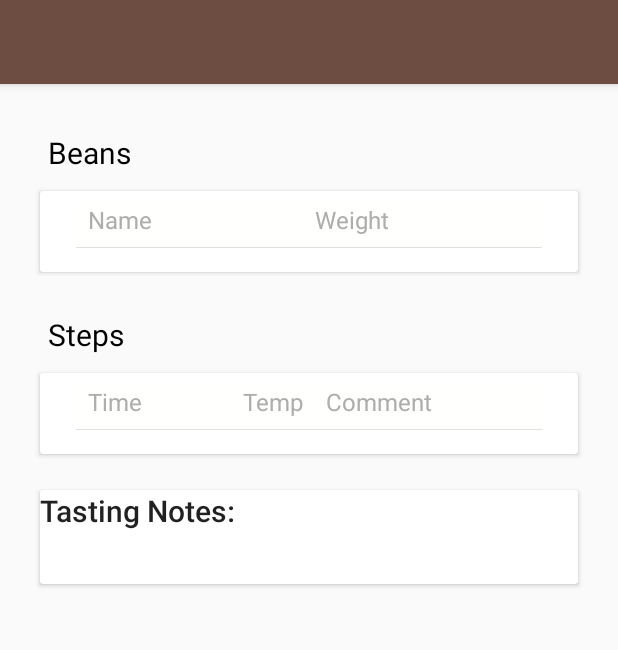
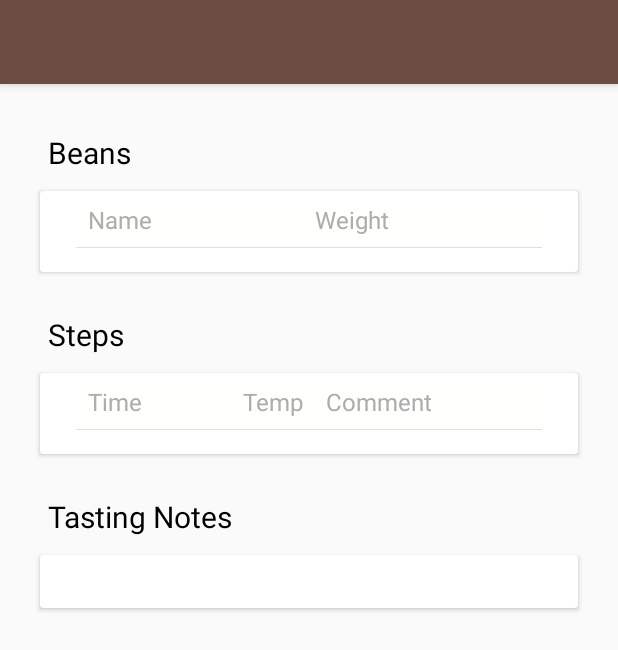
Before and after one commit to PeterEpsteen/CoffeeJournal, an Android app: the RoastActivity screen opened directly, with no data from a screen before it, on a phone screen of 412 x 824 dp. Shown: the top 650 px of the screen. Run offline under Robolectric (Android 15) with nearby library versions, the phone set to English and light mode, and no system bars; 2 statements that could not run were skipped.

```diff
--- a/app/src/main/java/com/example/peter/coffeejournal/BrewFragment.java
+++ b/app/src/main/java/com/example/peter/coffeejournal/BrewFragment.java
@@ -86,8 +86,9 @@ public class BrewFragment extends Fragment implements AdapterView.OnItemLongClic
 
     @Override
     public boolean onContextItemSelected(MenuItem item) {
+        if (getUserVisibleHint()) {
             AdapterView.AdapterContextMenuInfo info = (AdapterView.AdapterContextMenuInfo) item.getMenuInfo();
-        TextView tv =  info.targetView.findViewById(R.id.brew_title_text_view);
+            TextView tv = info.targetView.findViewById(R.id.brew_title_text_view);
             String brewName = tv.getText().toString();
             switch (item.getItemId()) {
                 case R.id.menu_edit:
@@ -102,6 +103,8 @@ public class BrewFragment extends Fragment implements AdapterView.OnItemLongClic
                     return super.onContextItemSelected(item);
 
             }
+        }
+        return false;
     }
 
 
--- a/app/src/main/java/com/example/peter/coffeejournal/DBOperator.java
+++ b/app/src/main/java/com/example/peter/coffeejournal/DBOperator.java
@@ -332,4 +332,10 @@ public class DBOperator extends SQLiteOpenHelper {
     }
 
 
+    public boolean deleteRoast(String roastName) {
+        SQLiteDatabase db = this.getWritableDatabase();
+        boolean success = db.delete(ROAST_TABLE_NAME, NAME + " = '" + roastName + "'", null) > 0;
+        db.close();
+        return success;
+    }
 }
--- a/app/src/main/java/com/example/peter/coffeejournal/RoastActivity.java
+++ b/app/src/main/java/com/example/peter/coffeejournal/RoastActivity.java
@@ -62,7 +62,7 @@ public class RoastActivity extends AppCompatActivity {
             TextView beanWeightTv = beanRow.findViewById(R.id.bean_weight_text_view);
             beanWeightTv.setText(Integer.toString(bean.getBeanWeight()));
             TextView countTv = beanRow.findViewById(R.id.bean_number_text_view);
-            countTv.setText(Integer.toString(count));
+            countTv.setText("");
             count++;
             beansCvContainer.addView(beanRow);
 
@@ -96,13 +96,15 @@ public class RoastActivity extends AppCompatActivity {
             TextView commentsTv = stepRow.findViewById(R.id.comments_text_view);
             commentsTv.setText(step.getComment());
             TextView countTv = stepRow.findViewById(R.id.step_number_text_view);
-            countTv.setText(Integer.toString(count));
+            countTv.setText("");
             count++;
             stepsCvContainer.addView(stepRow);
         }
         roastContainer.addView(stepsCv);
+        TextView notesTitleTv = (TextView) inflater.inflate(R.layout.generic_text_view, roastContainer, false);
+        notesTitleTv.setText("Tasting Notes");
+        roastContainer.addView(notesTitleTv);
         CardView notesCv = (CardView) inflater.inflate(R.layout.generic_card_view, roastContainer, false);
-
         LinearLayout tastingLayout = (LinearLayout) inflater.inflate(R.layout.roast_tasting_notes_linear_layout, roastContainer, false);
         TextView notesTv = tastingLayout.findViewById(R.id.tasting_notes_text_view);
         notesTv.setText(roast.getNotes());
--- a/app/src/main/res/layout/activity_roast.xml
+++ b/app/src/main/res/layout/activity_roast.xml
@@ -6,7 +6,8 @@
         android:layout_height="wrap_content"
         android:orientation="vertical"
         android:id="@+id/roast_container"
-        android:layout_margin="16dp">
+        android:layout_margin="16dp"
+        android:paddingBottom="32dp">
 
 
     </LinearLayout>
--- a/app/src/main/res/layout/roast_tasting_notes_linear_layout.xml
+++ b/app/src/main/res/layout/roast_tasting_notes_linear_layout.xml
@@ -3,11 +3,6 @@
     android:orientation="vertical" android:layout_width="match_parent"
     android:layout_height="match_parent"
     android:layout_margin="16dp">
-    <TextView
-        android:layout_width="match_parent"
-        android:layout_height="wrap_content"
-        style="@style/TextAppearance.AppCompat.Title"
-        android:text="Tasting Notes:"/>
     <TextView
         android:layout_margin="8dp"
         android:layout_width="match_parent"
```
Also changed, not shown: app/src/main/java/com/example/peter/coffeejournal/AddRoast.java (+32 -5 lines), app/src/main/java/com/example/peter/coffeejournal/RoastFragment.java (+40 -1 lines), app/src/main/res/layout/activity_add_roast.xml (+0 -7 lines), app/src/main/res/layout/add_beans_row.xml (+0 -7 lines). Lines whose indentation alone changed are shown as unchanged.
